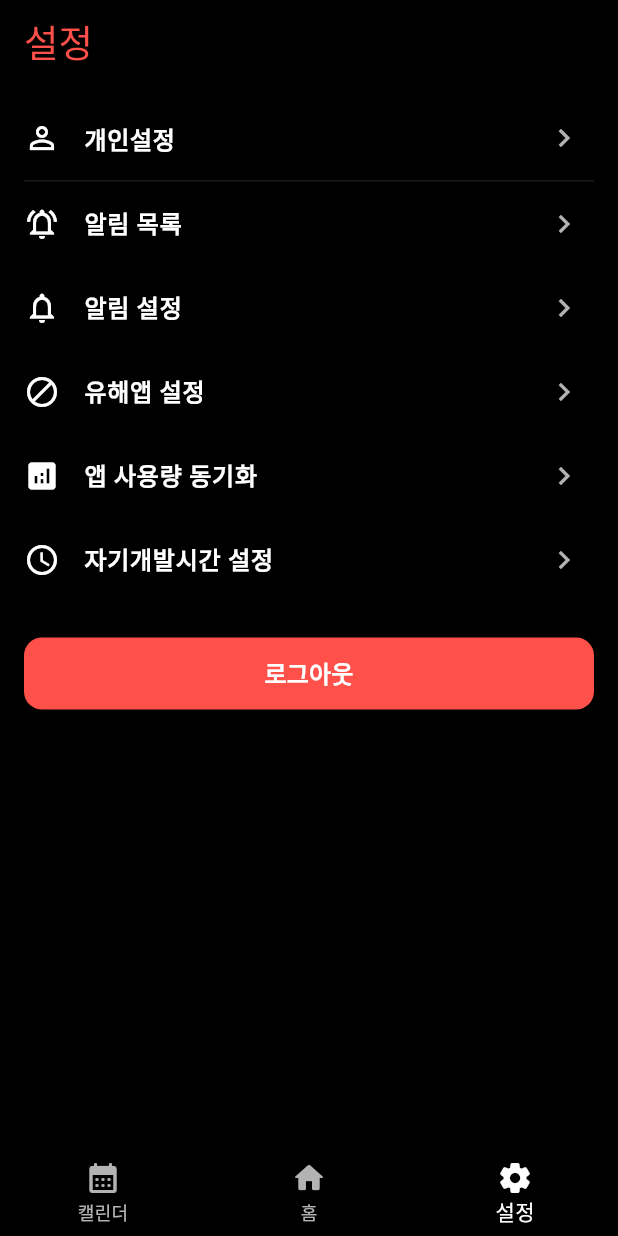
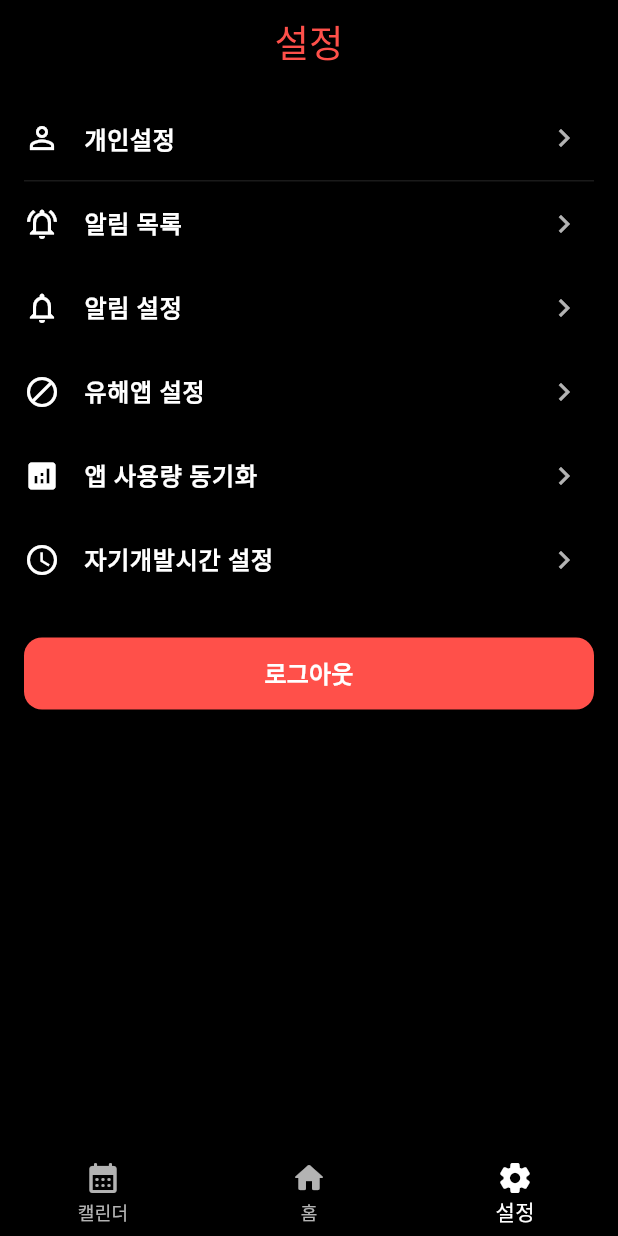
Before and after one commit to SSU-ICT-Project/DM_Frontend, a Flutter app: the screen it shows after launch, item 3 of the bottom bar chosen, on a phone screen of 412 x 824 dp. Run offline on Flutter 3.47's test engine with Material 3 defaults, Android fonts, the phone set to English and light mode, and no system bars; our stand-ins replace firebase_core, firebase_messaging, google_fonts, permission_handler, shared_preferences; accounts and stored records are empty.

Commit message:
feat : 로그인/회원가입 화면 UI 개선

```diff
--- a/lib/main.dart
+++ b/lib/main.dart
@@ -19,14 +19,94 @@ class MyApp extends StatelessWidget {
   @override
   Widget build(BuildContext context) {
     return MaterialApp(
-      title: 'DM Frontend',
+      title: 'Digital Minimalism',
       theme: ThemeData(
-        primarySwatch: Colors.red,
-        scaffoldBackgroundColor: Colors.black,
+        useMaterial3: true,
+        colorScheme: ColorScheme.fromSeed(
+          seedColor: const Color(0xFFFF504A),
+          brightness: Brightness.dark,
+          surface: const Color(0xFF1A1A1A),
+          background: const Color(0xFF0A0A0A),
+          onSurface: Colors.white,
+          onBackground: Colors.white,
+        ),
+        scaffoldBackgroundColor: const Color(0xFF0A0A0A),
         appBarTheme: const AppBarTheme(
-          backgroundColor: Colors.black,
+          backgroundColor: Color(0xFF1A1A1A),
           foregroundColor: Colors.white,
           elevation: 0,
+          centerTitle: true,
+        ),
+        elevatedButtonTheme: ElevatedButtonThemeData(
+          style: ElevatedButton.styleFrom(
+            backgroundColor: const Color(0xFFFF504A),
+            foregroundColor: Colors.white,
+            elevation: 0,
+            shape: RoundedRectangleBorder(
+              borderRadius: BorderRadius.circular(12),
+            ),
+            padding: const EdgeInsets.symmetric(vertical: 16, horizontal: 24),
+          ),
+        ),
+        outlinedButtonTheme: OutlinedButtonThemeData(
+          style: OutlinedButton.styleFrom(
+            foregroundColor: Colors.white,
+            side: const BorderSide(color: Colors.white24, width: 1.5),
+            shape: RoundedRectangleBorder(
+              borderRadius: BorderRadius.circular(12),
+            ),
+            padding: const EdgeInsets.symmetric(vertical: 16, horizontal: 24),
+          ),
+        ),
+        inputDecorationTheme: InputDecorationTheme(
+          filled: true,
+          fillColor: const Color(0xFF1A1A1A),
+          border: OutlineInputBorder(
+            borderRadius: BorderRadius.circular(12),
+            borderSide: BorderSide.none,
+          ),
+          enabledBorder: OutlineInputBorder(
+            borderRadius: BorderRadius.circular(12),
+            borderSide: const BorderSide(color: Colors.white24, width: 1.5),
+          ),
+          focusedBorder: OutlineInputBorder(
+            borderRadius: BorderRadius.circular(12),
+            borderSide: const BorderSide(color: Color(0xFFFF504A), width: 2),
+          ),
+          errorBorder: OutlineInputBorder(
+            borderRadius: BorderRadius.circular(12),
+            borderSide: const BorderSide(color: Color(0xFFFF6B6B), width: 1.5),
+          ),
+          contentPadding: const EdgeInsets.symmetric(horizontal: 16, vertical: 16),
+          hintStyle: const TextStyle(
+            color: Colors.white54,
+            fontSize: 16,
+          ),
+        ),
+        textTheme: const TextTheme(
+          headlineLarge: TextStyle(
+            fontSize: 32,
+            fontWeight: FontWeight.bold,
+            color: Colors.white,
+          ),
+          headlineMedium: TextStyle(
+            fontSize: 24,
+            fontWeight: FontWeight.w600,
+            color: Colors.white,
+          ),
+          titleLarge: TextStyle(
+            fontSize: 20,
+            fontWeight: FontWeight.w600,
+            color: Colors.white,
+          ),
+          bodyLarge: TextStyle(
+            fontSize: 16,
+            color: Colors.white,
+          ),
+          bodyMedium: TextStyle(
+            fontSize: 14,
+            color: Colors.white70,
+          ),
         ),
       ),
       home: const PermissionCheckScreen(),
```
